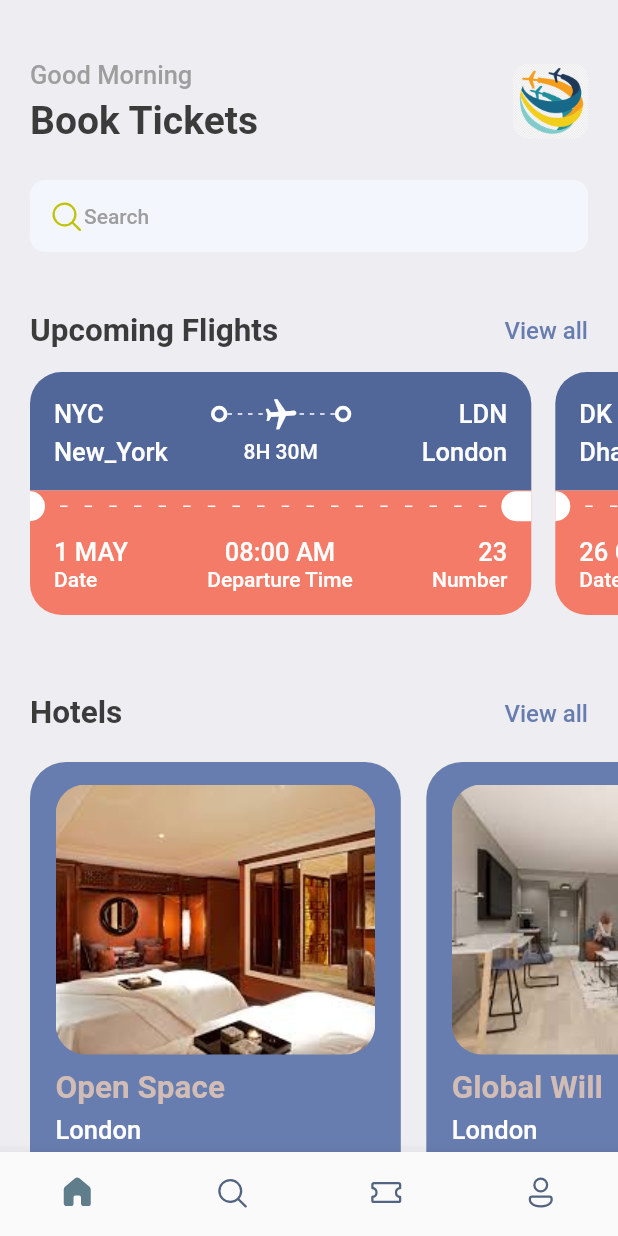
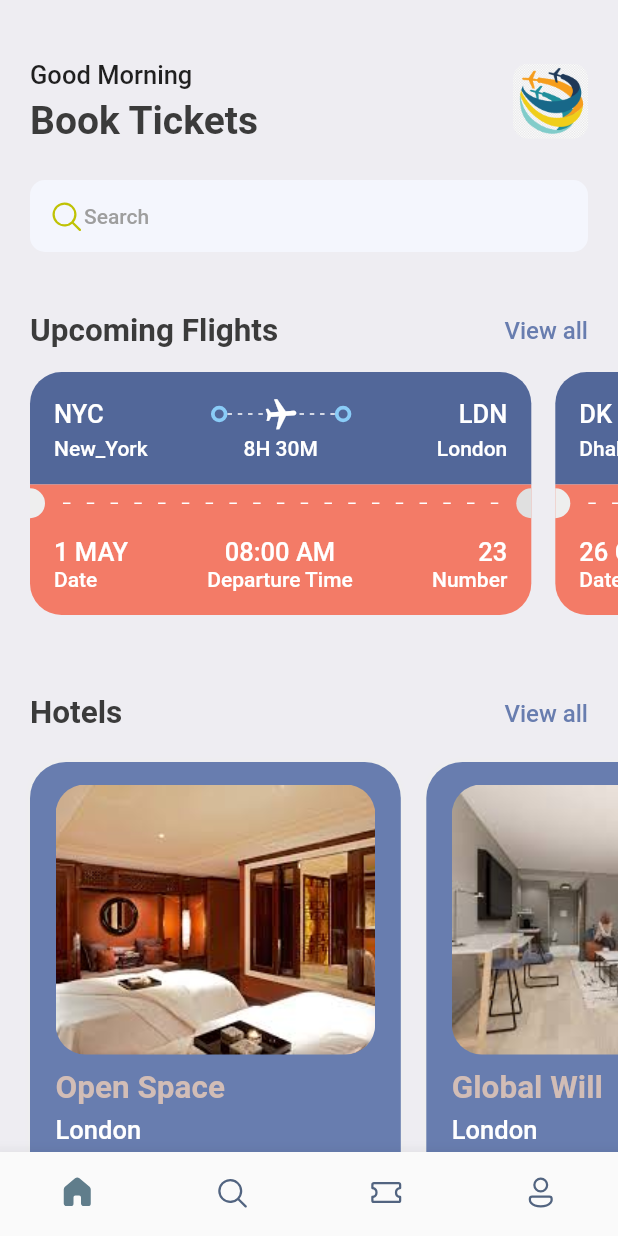
Before and after one commit to hetpatel4381/flight_ticket_booking_app, a Flutter app: the screen it shows after launch, on a phone screen of 412 x 824 dp. Run offline on Flutter 3.47's test engine with Material 2 defaults, Android fonts, the phone set to English and light mode, and no system bars; our stand-ins replace fluentui_icons, gap, get; missing offline and left inert: dart:ffi.

Commit message:
3rd page half done

```diff
--- a/lib/screens/bottom_bar.dart
+++ b/lib/screens/bottom_bar.dart
@@ -1,5 +1,6 @@
 import 'package:book_tickets/screens/home_screen.dart';
 import 'package:book_tickets/screens/search_screen.dart';
+import 'package:book_tickets/screens/ticket_screen.dart';
 import 'package:flutter/material.dart';
 import 'package:fluentui_icons/fluentui_icons.dart';
 
@@ -15,7 +16,7 @@ class _BottomBarState extends State<BottomBar> {
   static final List<Widget> _widgetOptions = <Widget>[
     const HomeScreen(),
     const SearchScreen(),
-    const Text('Ticket'),
+    const TicketScreen(),
     const Text('Profile'),
   ];
 
--- a/lib/screens/home_screen.dart
+++ b/lib/screens/home_screen.dart
@@ -77,7 +77,7 @@ class HomeScreen extends StatelessWidget {
             scrollDirection: Axis.horizontal,
             padding: const EdgeInsets.only(left: 20),
             child: Row(
-              children: ticketList.map((ticket) => TicketView(ticket: ticket)).toList(),
+              children: ticketList.map((ticket) => TicketView(ticket: ticket, isColor: null,)).toList(),
             ),
           ),
           const Gap(15),
--- a/lib/screens/ticket_view.dart
+++ b/lib/screens/ticket_view.dart
@@ -9,7 +9,8 @@ import '../widgets/thick_container.dart';
 
 class TicketView extends StatelessWidget {
   final Map<String, dynamic> ticket;
-  const TicketView({super.key, required this.ticket});
+  final bool? isColor;
+  const TicketView({super.key, required this.ticket, required this.isColor});
 
   @override
   Widget build(BuildContext context) {
@@ -20,10 +21,11 @@ class TicketView extends StatelessWidget {
       child: Container(
         margin: EdgeInsets.only(right: AppLayout.getHeight(16)),
         child: Column(
+          mainAxisSize: MainAxisSize.min,
           children: [
             Container(
               decoration: BoxDecoration(
-                color: const Color(0XFF526799),
+                color: isColor == null ? const Color(0XFF526799) : Colors.white,
                 borderRadius: BorderRadius.only(
                   topLeft: Radius.circular(AppLayout.getHeight(21)),
                   topRight: Radius.circular(AppLayout.getHeight(21)),
@@ -37,10 +39,11 @@ class TicketView extends StatelessWidget {
                       Text(
                         ticket['from']['code'],
                         style:
-                            Styles.headLineStyle3.copyWith(color: Colors.white),
+                        isColor == null ?
+                            Styles.headLineStyle3.copyWith(color: Colors.white) : Styles.headLineStyle3,
                       ),
                       Expanded(child: Container()),
-                      const ThickContainer(),
+                      const ThickContainer(isColor: null,),
                       Expanded(
                           child: Stack(
                         children: [
@@ -56,12 +59,12 @@ class TicketView extends StatelessWidget {
                                     children: List.generate(
                                         (constraints.constrainWidth() / 6)
                                             .floor(),
-                                        (index) => const SizedBox(
+                                        (index) => SizedBox(
                                               width: 3,
                                               height: 1,
                                               child: DecoratedBox(
                                                 decoration: BoxDecoration(
-                                                    color: Colors.white),
+                                                    color: isColor == null ? Colors.white : Colors.grey.shade400),
                                               ),
                                             )));
                               },
@@ -70,19 +73,20 @@ class TicketView extends StatelessWidget {
                           Center(
                             child: Transform.rotate(
                                 angle: 1.5,
-                                child: const Icon(
+                                child: Icon(
                                   Icons.local_airport_outlined,
-                                  color: Colors.white,
+                                  color: isColor == null ? Colors.white : const Color(0xFF8ACCF7),
                                 )),
                           ),
                         ],
                       )),
-                      const ThickContainer(),
+                      const ThickContainer(isColor: null,),
                       Expanded(child: Container()),
                       Text(
                         ticket['to']['code'],
                         style:
-                            Styles.headLineStyle3.copyWith(color: Colors.white),
+                        isColor == null?
+                            Styles.headLineStyle3.copyWith(color: Colors.white) : Styles.headLineStyle3,
                       ),
                     ],
                   ),
@@ -94,23 +98,26 @@ class TicketView extends StatelessWidget {
                         width: AppLayout.getWidth(100),
                         child: Text(
                           ticket['from']['name'],
-                          style: Styles.headLineStyle3
-                              .copyWith(color: Colors.white),
+                          style: isColor == null ?
+                          Styles.headLineStyle4
+                              .copyWith(color: Colors.white) : Styles.headLineStyle4,
                         ),
                       ),
                       Text(
                         ticket['flying_time'],
-                        style: Styles.headLineStyle4.copyWith(
+                        style: isColor == null ?
+                        Styles.headLineStyle4.copyWith(
                           color: Colors.white,
-                        ),
+                        ) : Styles.headLineStyle4,
                       ),
                       SizedBox(
                         width: AppLayout.getWidth(100),
                         child: Text(
                           ticket['to']['name'],
                           textAlign: TextAlign.end,
-                          style: Styles.headLineStyle3
-                              .copyWith(color: Colors.white),
+                          style: isColor == null ?
+                           Styles.headLineStyle4
+                              .copyWith(color: Colors.white) : Styles.headLineStyle4,
                         ),
                       ),
                     ],
@@ -119,7 +126,7 @@ class TicketView extends StatelessWidget {
               ),
             ),
             Container(
-              color: Styles.orangeColor,
+              color: isColor == null ? Styles.orangeColor : Colors.white,
               child: Row(
                 children: [
                   SizedBox(
@@ -127,7 +134,7 @@ class TicketView extends StatelessWidget {
                     width: AppLayout.getWidth(10),
                     child: DecoratedBox(
                       decoration: BoxDecoration(
-                        color: Colors.white,
+                        color: isColor == null ? Colors.grey.shade200 : Colors.white ,
                         borderRadius: BorderRadius.only(
                           topRight: Radius.circular(AppLayout.getHeight(10)),
                           bottomRight: Radius.circular(AppLayout.getHeight(10)),
@@ -137,7 +144,7 @@ class TicketView extends StatelessWidget {
                   ),
                   Expanded(
                       child: Padding(
-                    padding: EdgeInsets.all(AppLayout.getHeight(10)),
+                    padding: EdgeInsets.all(AppLayout.getHeight(12)),
                     child: LayoutBuilder(
                       builder:
                           (BuildContext context, BoxConstraints constraints) {
@@ -147,12 +154,12 @@ class TicketView extends StatelessWidget {
                           mainAxisSize: MainAxisSize.max,
                           children: List.generate(
                               (constraints.constrainWidth() / 15).floor(),
-                              (index) => const SizedBox(
+                              (index) => SizedBox(
                                     width: 5,
                                     height: 1,
                                     child: DecoratedBox(
                                       decoration: BoxDecoration(
-                                        color: Colors.white,
+                                        color: isColor == null ?  Colors.white : Colors.grey.shade200,
                                       ),
                                     ),
                                   )),
@@ -162,10 +169,10 @@ class TicketView extends StatelessWidget {
                   )),
                   SizedBox(
                     height: AppLayout.getHeight(20),
-                    width: AppLayout.getWidth(20),
+                    width: AppLayout.getWidth(10),
                     child: DecoratedBox(
                       decoration: BoxDecoration(
-                        color: Colors.white,
+                        color: isColor == null ? Colors.grey.shade300 : Colors.white,
                         borderRadius: BorderRadius.only(
                           topLeft: Radius.circular(AppLayout.getHeight(10)),
                           bottomLeft: Radius.circular(AppLayout.getHeight(10)),
@@ -178,7 +185,7 @@ class TicketView extends StatelessWidget {
             ),
             Container(
               decoration: BoxDecoration(
-                color: Styles.orangeColor,
+                color: isColor == null ? Styles.orangeColor : Colors.white,
                 borderRadius: BorderRadius.only(
                     bottomLeft: Radius.circular(AppLayout.getHeight(21)),
                     bottomRight: Radius.circular(AppLayout.getHeight(21))),
@@ -195,13 +202,15 @@ class TicketView extends StatelessWidget {
                         children: [
                           Text(
                             ticket['date'],
-                            style: Styles.headLineStyle3
-                                .copyWith(color: Colors.white),
+                            style: isColor == null ?
+                            Styles.headLineStyle3
+                                .copyWith(color: Colors.white) : Styles.headLineStyle3,
                           ),
                           Text(
                             'Date',
-                            style: Styles.headLineStyle4
-                                .copyWith(color: Colors.white),
+                            style:isColor == null ?
+                             Styles.headLineStyle4
+                                .copyWith(color: Colors.white) : Styles.headLineStyle4,
                           ),
                         ],
                       ),
@@ -209,13 +218,17 @@ class TicketView extends StatelessWidget {
                         children: [
                           Text(
                             ticket['departure_time'],
-                            style: Styles.headLineStyle3
-                                .copyWith(color: Colors.white),
+                            style: isColor == null
+                                ? Styles.headLineStyle3
+                                    .copyWith(color: Colors.white)
+                                : Styles.headLineStyle3,
                           ),
                           Text(
                             'Departure Time',
-                            style: Styles.headLineStyle4
-                                .copyWith(color: Colors.white),
+                            style: isColor == null
+                                ? Styles.headLineStyle4
+                                    .copyWith(color: Colors.white)
+                                : Styles.headLineStyle4,
                           ),
                         ],
                       ),
@@ -224,13 +237,17 @@ class TicketView extends StatelessWidget {
                         children: [
                           Text(
                             ticket['number'].toString(),
-                            style: Styles.headLineStyle3
-                                .copyWith(color: Colors.white),
+                            style: isColor == null
+                                ? Styles.headLineStyle3
+                                    .copyWith(color: Colors.white)
+                                : Styles.headLineStyle3,
                           ),
                           Text(
                             'Number',
-                            style: Styles.headLineStyle4
-                                .copyWith(color: Colors.white),
+                            style: isColor == null
+                                ? Styles.headLineStyle4
+                                    .copyWith(color: Colors.white)
+                                : Styles.headLineStyle4,
                           ),
                         ],
                       ),
--- a/lib/utils/app_styles.dart
+++ b/lib/utils/app_styles.dart
@@ -15,7 +15,7 @@ class Styles {
   static TextStyle headLineStyle2 =
       TextStyle(fontSize: 21, color: textColor, fontWeight: FontWeight.bold);
   static TextStyle headLineStyle3 = TextStyle(
-      fontSize: 17, color: Colors.grey.shade500, fontWeight: FontWeight.w500);
+      fontSize: 17, fontWeight: FontWeight.w500);
   static TextStyle headLineStyle4 = TextStyle(
       fontSize: 14, color: Colors.grey.shade500, fontWeight: FontWeight.w500);
 }
--- a/lib/widgets/thick_container.dart
+++ b/lib/widgets/thick_container.dart
@@ -3,7 +3,8 @@ import 'package:flutter/src/widgets/framework.dart';
 import 'package:flutter/src/widgets/placeholder.dart';
 
 class ThickContainer extends StatelessWidget {
-  const ThickContainer({super.key});
+  final bool? isColor;
+  const ThickContainer({super.key, required this.isColor});
 
   @override
   Widget build(BuildContext context) {
@@ -11,7 +12,7 @@ class ThickContainer extends StatelessWidget {
       padding: const EdgeInsets.all(3.0),
       decoration: BoxDecoration(
         borderRadius: BorderRadius.circular(20),
-        border: Border.all(width: 2.5, color: Colors.white),
+        border: Border.all(width: 2.5, color: isColor == null ? const Color(0xFF8ACCF7) : Colors.white),
       ),
     );
   }
```
Also changed, not shown: lib/screens/search_screen.dart (+2 -34 lines), lib/screens/ticket_screen.dart (added, +36 -0 lines), lib/widgets/tickets_tabs.dart (added, +49 -0 lines).
